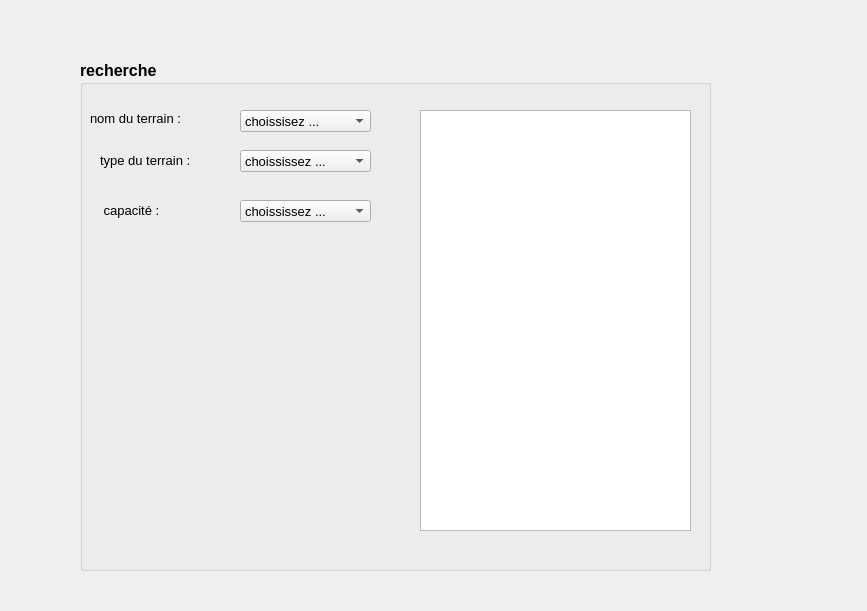
msii-esprit/Projet_CPP_2A26, file recherche.ui: the form before one commit.
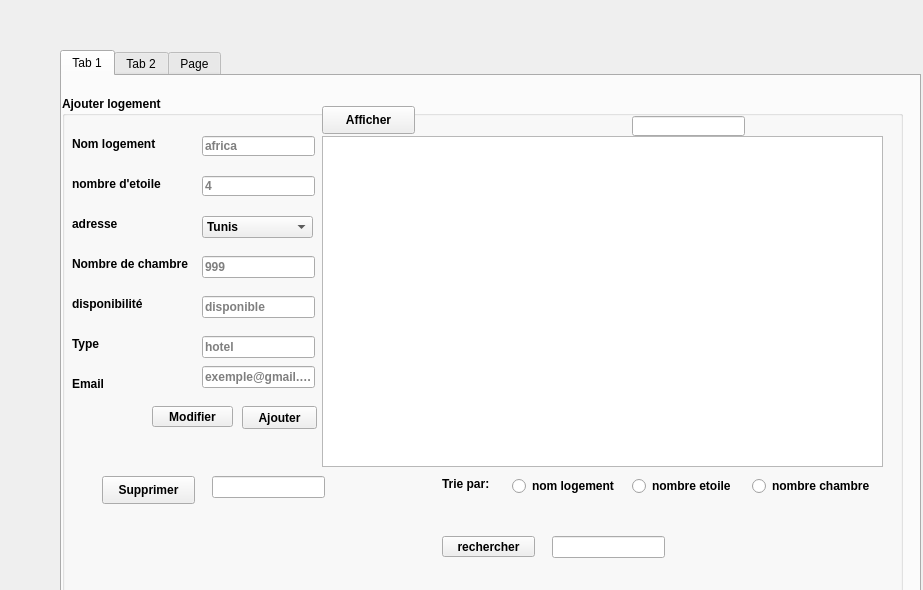
The form after the commit.

```diff
--- a/recherche.ui
+++ b/recherche.ui
@@ -6,8 +6,8 @@
    <rect>
     <x>0</x>
     <y>0</y>
-    <width>867</width>
-    <height>611</height>
+    <width>923</width>
+    <height>590</height>
    </rect>
   </property>
   <property name="windowTitle">
@@ -16,187 +16,719 @@
   <widget class="QGroupBox" name="groupBox">
    <property name="geometry">
     <rect>
-     <x>80</x>
-     <y>60</y>
-     <width>631</width>
-     <height>511</height>
+     <x>90</x>
+     <y>140</y>
+     <width>351</width>
+     <height>371</height>
     </rect>
    </property>
-   <property name="font">
-    <font>
-     <pointsize>12</pointsize>
-     <weight>75</weight>
-     <bold>true</bold>
-    </font>
-   </property>
    <property name="title">
-    <string>recherche </string>
+    <string>recherche</string>
    </property>
    <widget class="QLabel" name="label">
     <property name="geometry">
      <rect>
-      <x>20</x>
+      <x>70</x>
       <y>90</y>
-      <width>161</width>
-      <height>20</height>
+      <width>111</width>
+      <height>16</height>
      </rect>
     </property>
-    <property name="font">
-     <font>
-      <pointsize>10</pointsize>
-      <weight>50</weight>
-      <bold>false</bold>
-     </font>
-    </property>
     <property name="text">
-     <string>type du terrain :</string>
+     <string>NOM LOGEMENT</string>
+    </property>
+   </widget>
+   <widget class="QLineEdit" name="lineEdit">
+    <property name="geometry">
+     <rect>
+      <x>200</x>
+      <y>90</y>
+      <width>113</width>
+      <height>22</height>
+     </rect>
     </property>
    </widget>
    <widget class="QLabel" name="label_2">
     <property name="geometry">
      <rect>
-      <x>20</x>
-      <y>140</y>
-      <width>121</width>
-      <height>20</height>
-     </rect>
-    </property>
-    <property name="font">
-     <font>
-      <pointsize>10</pointsize>
-      <weight>50</weight>
-      <bold>false</bold>
-     </font>
-    </property>
-    <property name="text">
-     <string> capacité :</string>
-    </property>
-   </widget>
-   <widget class="QComboBox" name="comboBox">
-    <property name="geometry">
-     <rect>
-      <x>160</x>
-      <y>90</y>
-      <width>131</width>
-      <height>22</height>
-     </rect>
-    </property>
-    <property name="font">
-     <font>
-      <pointsize>10</pointsize>
-      <weight>50</weight>
-      <bold>false</bold>
-     </font>
-    </property>
-    <item>
-     <property name="text">
-      <string>choississez ...</string>
-     </property>
-    </item>
-    <item>
-     <property name="text">
-      <string>terrain foot </string>
-     </property>
-    </item>
-    <item>
-     <property name="text">
-      <string>terrain basketball</string>
-     </property>
-    </item>
-    <item>
-     <property name="text">
-      <string>piscine</string>
-     </property>
-    </item>
-   </widget>
-   <widget class="QComboBox" name="comboBox_2">
-    <property name="geometry">
-     <rect>
-      <x>160</x>
-      <y>140</y>
-      <width>131</width>
-      <height>22</height>
-     </rect>
-    </property>
-    <property name="font">
-     <font>
-      <pointsize>10</pointsize>
-      <weight>50</weight>
-      <bold>false</bold>
-     </font>
-    </property>
-    <item>
-     <property name="text">
-      <string>choississez ...</string>
-     </property>
-    </item>
-    <item>
-     <property name="text">
-      <string>50</string>
-     </property>
-    </item>
-    <item>
-     <property name="text">
-      <string>20</string>
-     </property>
-    </item>
-    <item>
-     <property name="text">
-      <string>30</string>
-     </property>
-    </item>
-   </widget>
-   <widget class="QListView" name="listView">
-    <property name="geometry">
-     <rect>
-      <x>340</x>
-      <y>50</y>
-      <width>271</width>
-      <height>421</height>
-     </rect>
-    </property>
-   </widget>
-   <widget class="QLabel" name="label_3">
-    <property name="geometry">
-     <rect>
-      <x>10</x>
-      <y>50</y>
-      <width>131</width>
+      <x>70</x>
+      <y>160</y>
+      <width>56</width>
       <height>16</height>
      </rect>
     </property>
-    <property name="font">
-     <font>
-      <pointsize>10</pointsize>
-      <weight>50</weight>
-      <bold>false</bold>
-     </font>
-    </property>
     <property name="text">
-     <string>nom du terrain :</string>
+     <string>ADRESSE</string>
     </property>
    </widget>
-   <widget class="QComboBox" name="comboBox_3">
+   <widget class="QLineEdit" name="lineEdit_2">
     <property name="geometry">
      <rect>
-      <x>160</x>
-      <y>50</y>
-      <width>131</width>
+      <x>200</x>
+      <y>160</y>
+      <width>113</width>
       <height>22</height>
      </rect>
     </property>
-    <property name="font">
-     <font>
-      <pointsize>10</pointsize>
-      <weight>50</weight>
-      <bold>false</bold>
-     </font>
-    </property>
-    <item>
-     <property name="text">
-      <string>choissisez ...</string>
+   </widget>
+  </widget>
+  <widget class="QListView" name="listView">
+   <property name="geometry">
+    <rect>
+     <x>530</x>
+     <y>150</y>
+     <width>256</width>
+     <height>361</height>
+    </rect>
+   </property>
+  </widget>
+  <widget class="QTabWidget" name="tabWidget">
+   <property name="geometry">
+    <rect>
+     <x>60</x>
+     <y>50</y>
+     <width>861</width>
+     <height>581</height>
+    </rect>
+   </property>
+   <property name="currentIndex">
+    <number>0</number>
+   </property>
+   <widget class="QWidget" name="tab">
+    <attribute name="title">
+     <string>Tab 1</string>
+    </attribute>
+    <widget class="QGroupBox" name="groupBox_2">
+     <property name="geometry">
+      <rect>
+       <x>0</x>
+       <y>20</y>
+       <width>841</width>
+       <height>511</height>
+      </rect>
      </property>
-    </item>
+     <property name="font">
+      <font>
+       <weight>75</weight>
+       <bold>true</bold>
+       <underline>false</underline>
+      </font>
+     </property>
+     <property name="title">
+      <string>Ajouter logement</string>
+     </property>
+     <widget class="QLabel" name="label_3">
+      <property name="geometry">
+       <rect>
+        <x>10</x>
+        <y>40</y>
+        <width>101</width>
+        <height>16</height>
+       </rect>
+      </property>
+      <property name="frameShape">
+       <enum>QFrame::NoFrame</enum>
+      </property>
+      <property name="frameShadow">
+       <enum>QFrame::Plain</enum>
+      </property>
+      <property name="text">
+       <string>Nom logement</string>
+      </property>
+     </widget>
+     <widget class="QLabel" name="label_4">
+      <property name="geometry">
+       <rect>
+        <x>10</x>
+        <y>80</y>
+        <width>101</width>
+        <height>16</height>
+       </rect>
+      </property>
+      <property name="text">
+       <string>nombre d'etoile</string>
+      </property>
+     </widget>
+     <widget class="QLabel" name="label_5">
+      <property name="geometry">
+       <rect>
+        <x>10</x>
+        <y>120</y>
+        <width>61</width>
+        <height>16</height>
+       </rect>
+      </property>
+      <property name="text">
+       <string>adresse</string>
+      </property>
+     </widget>
+     <widget class="QLineEdit" name="nom_logement">
+      <property name="geometry">
+       <rect>
+        <x>140</x>
+        <y>40</y>
+        <width>113</width>
+        <height>20</height>
+       </rect>
+      </property>
+      <property name="placeholderText">
+       <string>africa</string>
+      </property>
+     </widget>
+     <widget class="QLineEdit" name="nbr_etoile">
+      <property name="geometry">
+       <rect>
+        <x>140</x>
+        <y>80</y>
+        <width>113</width>
+        <height>20</height>
+       </rect>
+      </property>
+      <property name="placeholderText">
+       <string>4</string>
+      </property>
+     </widget>
+     <widget class="QLineEdit" name="se">
+      <property name="geometry">
+       <rect>
+        <x>570</x>
+        <y>20</y>
+        <width>113</width>
+        <height>20</height>
+       </rect>
+      </property>
+     </widget>
+     <widget class="QLineEdit" name="nbr_ch">
+      <property name="geometry">
+       <rect>
+        <x>140</x>
+        <y>160</y>
+        <width>113</width>
+        <height>22</height>
+       </rect>
+      </property>
+      <property name="placeholderText">
+       <string>999</string>
+      </property>
+     </widget>
+     <widget class="QLabel" name="label_6">
+      <property name="geometry">
+       <rect>
+        <x>10</x>
+        <y>160</y>
+        <width>131</width>
+        <height>16</height>
+       </rect>
+      </property>
+      <property name="text">
+       <string>Nombre de chambre</string>
+      </property>
+     </widget>
+     <widget class="QLabel" name="label_7">
+      <property name="geometry">
+       <rect>
+        <x>10</x>
+        <y>200</y>
+        <width>91</width>
+        <height>16</height>
+       </rect>
+      </property>
+      <property name="text">
+       <string>disponibilité</string>
+      </property>
+     </widget>
+     <widget class="QLabel" name="label_8">
+      <property name="geometry">
+       <rect>
+        <x>10</x>
+        <y>240</y>
+        <width>71</width>
+        <height>16</height>
+       </rect>
+      </property>
+      <property name="text">
+       <string>Type</string>
+      </property>
+     </widget>
+     <widget class="QLineEdit" name="disponibilite">
+      <property name="geometry">
+       <rect>
+        <x>140</x>
+        <y>200</y>
+        <width>113</width>
+        <height>22</height>
+       </rect>
+      </property>
+      <property name="placeholderText">
+       <string>disponible</string>
+      </property>
+     </widget>
+     <widget class="QLineEdit" name="type">
+      <property name="geometry">
+       <rect>
+        <x>140</x>
+        <y>240</y>
+        <width>113</width>
+        <height>22</height>
+       </rect>
+      </property>
+      <property name="placeholderText">
+       <string>hotel</string>
+      </property>
+     </widget>
+     <widget class="QLabel" name="label_9">
+      <property name="geometry">
+       <rect>
+        <x>10</x>
+        <y>280</y>
+        <width>71</width>
+        <height>16</height>
+       </rect>
+      </property>
+      <property name="text">
+       <string>Email</string>
+      </property>
+     </widget>
+     <widget class="QLineEdit" name="in_out">
+      <property name="geometry">
+       <rect>
+        <x>140</x>
+        <y>270</y>
+        <width>113</width>
+        <height>22</height>
+       </rect>
+      </property>
+      <property name="placeholderText">
+       <string>exemple@gmail.com</string>
+      </property>
+     </widget>
+     <widget class="QTableView" name="tab_log">
+      <property name="geometry">
+       <rect>
+        <x>260</x>
+        <y>40</y>
+        <width>561</width>
+        <height>331</height>
+       </rect>
+      </property>
+     </widget>
+     <widget class="QPushButton" name="pushButton_9">
+      <property name="geometry">
+       <rect>
+        <x>90</x>
+        <y>310</y>
+        <width>81</width>
+        <height>21</height>
+       </rect>
+      </property>
+      <property name="text">
+       <string>Modifier</string>
+      </property>
+     </widget>
+     <widget class="QPushButton" name="Supprimer">
+      <property name="geometry">
+       <rect>
+        <x>40</x>
+        <y>380</y>
+        <width>93</width>
+        <height>28</height>
+       </rect>
+      </property>
+      <property name="text">
+       <string>Supprimer</string>
+      </property>
+     </widget>
+     <widget class="QPushButton" name="bta">
+      <property name="geometry">
+       <rect>
+        <x>260</x>
+        <y>10</y>
+        <width>93</width>
+        <height>28</height>
+       </rect>
+      </property>
+      <property name="text">
+       <string>Afficher</string>
+      </property>
+     </widget>
+     <widget class="QPushButton" name="pb_ok">
+      <property name="geometry">
+       <rect>
+        <x>180</x>
+        <y>310</y>
+        <width>75</width>
+        <height>23</height>
+       </rect>
+      </property>
+      <property name="text">
+       <string>Ajouter</string>
+      </property>
+     </widget>
+     <widget class="QLineEdit" name="sup">
+      <property name="geometry">
+       <rect>
+        <x>150</x>
+        <y>380</y>
+        <width>113</width>
+        <height>22</height>
+       </rect>
+      </property>
+     </widget>
+     <widget class="QRadioButton" name="trienbetoile">
+      <property name="geometry">
+       <rect>
+        <x>570</x>
+        <y>380</y>
+        <width>121</width>
+        <height>20</height>
+       </rect>
+      </property>
+      <property name="text">
+       <string>nombre etoile</string>
+      </property>
+     </widget>
+     <widget class="QRadioButton" name="triechambre">
+      <property name="geometry">
+       <rect>
+        <x>690</x>
+        <y>380</y>
+        <width>131</width>
+        <height>20</height>
+       </rect>
+      </property>
+      <property name="text">
+       <string>nombre chambre</string>
+      </property>
+     </widget>
+     <widget class="QRadioButton" name="trielog">
+      <property name="geometry">
+       <rect>
+        <x>450</x>
+        <y>380</y>
+        <width>121</width>
+        <height>20</height>
+       </rect>
+      </property>
+      <property name="text">
+       <string>nom logement</string>
+      </property>
+     </widget>
+     <widget class="QLabel" name="label_10">
+      <property name="geometry">
+       <rect>
+        <x>380</x>
+        <y>380</y>
+        <width>56</width>
+        <height>16</height>
+       </rect>
+      </property>
+      <property name="text">
+       <string>Trie par:</string>
+      </property>
+     </widget>
+     <widget class="QLineEdit" name="cherche">
+      <property name="geometry">
+       <rect>
+        <x>490</x>
+        <y>440</y>
+        <width>113</width>
+        <height>22</height>
+       </rect>
+      </property>
+     </widget>
+     <widget class="QPushButton" name="recherche_2">
+      <property name="geometry">
+       <rect>
+        <x>380</x>
+        <y>440</y>
+        <width>93</width>
+        <height>21</height>
+       </rect>
+      </property>
+      <property name="text">
+       <string>rechercher</string>
+      </property>
+     </widget>
+     <widget class="QComboBox" name="adresse">
+      <property name="geometry">
+       <rect>
+        <x>140</x>
+        <y>120</y>
+        <width>111</width>
+        <height>22</height>
+       </rect>
+      </property>
+      <item>
+       <property name="text">
+        <string>Tunis</string>
+       </property>
+      </item>
+      <item>
+       <property name="text">
+        <string>Sousse</string>
+       </property>
+      </item>
+      <item>
+       <property name="text">
+        <string>Hamamet</string>
+       </property>
+      </item>
+      <item>
+       <property name="text">
+        <string>Bizerte</string>
+       </property>
+      </item>
+      <item>
+       <property name="text">
+        <string>Monastir</string>
+       </property>
+      </item>
+      <item>
+       <property name="text">
+        <string>Sfax</string>
+       </property>
+      </item>
+      <item>
+       <property name="text">
+        <string>Mahdia</string>
+       </property>
+      </item>
+      <item>
+       <property name="text">
+        <string>Nabeul</string>
+       </property>
+      </item>
+      <item>
+       <property name="text">
+        <string>Kairouan</string>
+       </property>
+      </item>
+      <item>
+       <property name="text">
+        <string>Gabes</string>
+       </property>
+      </item>
+      <item>
+       <property name="text">
+        <string>Tozeur</string>
+       </property>
+      </item>
+      <item>
+       <property name="text">
+        <string>Kasserine</string>
+       </property>
+      </item>
+      <item>
+       <property name="text">
+        <string>Kef</string>
+       </property>
+      </item>
+      <item>
+       <property name="text">
+        <string>Siliana</string>
+       </property>
+      </item>
+      <item>
+       <property name="text">
+        <string>Sidi Bouzid</string>
+       </property>
+      </item>
+      <item>
+       <property name="text">
+        <string>Gafsa</string>
+       </property>
+      </item>
+      <item>
+       <property name="text">
+        <string>Jandouba</string>
+       </property>
+      </item>
+      <item>
+       <property name="text">
+        <string>Tataouin</string>
+       </property>
+      </item>
+      <item>
+       <property name="text">
+        <string>Beja</string>
+       </property>
+      </item>
+     </widget>
+    </widget>
+   </widget>
+   <widget class="QWidget" name="tab_2">
+    <attribute name="title">
+     <string>Tab 2</string>
+    </attribute>
+    <widget class="QGroupBox" name="groupBox_3">
+     <property name="geometry">
+      <rect>
+       <x>10</x>
+       <y>0</y>
+       <width>851</width>
+       <height>411</height>
+      </rect>
+     </property>
+     <property name="title">
+      <string>generer facture</string>
+     </property>
+     <widget class="QLabel" name="label_11">
+      <property name="geometry">
+       <rect>
+        <x>40</x>
+        <y>90</y>
+        <width>111</width>
+        <height>16</height>
+       </rect>
+      </property>
+      <property name="text">
+       <string>Nom</string>
+      </property>
+     </widget>
+     <widget class="QLineEdit" name="cin">
+      <property name="geometry">
+       <rect>
+        <x>160</x>
+        <y>60</y>
+        <width>113</width>
+        <height>22</height>
+       </rect>
+      </property>
+     </widget>
+     <widget class="QLabel" name="label_12">
+      <property name="geometry">
+       <rect>
+        <x>40</x>
+        <y>130</y>
+        <width>56</width>
+        <height>16</height>
+       </rect>
+      </property>
+      <property name="text">
+       <string>Prenom</string>
+      </property>
+     </widget>
+     <widget class="QLineEdit" name="prenom">
+      <property name="geometry">
+       <rect>
+        <x>160</x>
+        <y>130</y>
+        <width>113</width>
+        <height>22</height>
+       </rect>
+      </property>
+     </widget>
+     <widget class="QLabel" name="label_13">
+      <property name="geometry">
+       <rect>
+        <x>40</x>
+        <y>220</y>
+        <width>81</width>
+        <height>16</height>
+       </rect>
+      </property>
+      <property name="text">
+       <string>durée(nuits) </string>
+      </property>
+     </widget>
+     <widget class="QSpinBox" name="duree">
+      <property name="geometry">
+       <rect>
+        <x>170</x>
+        <y>220</y>
+        <width>42</width>
+        <height>22</height>
+       </rect>
+      </property>
+     </widget>
+     <widget class="QLabel" name="label_14">
+      <property name="geometry">
+       <rect>
+        <x>40</x>
+        <y>60</y>
+        <width>121</width>
+        <height>16</height>
+       </rect>
+      </property>
+      <property name="text">
+       <string>numero CIN</string>
+      </property>
+     </widget>
+     <widget class="QLineEdit" name="nom">
+      <property name="geometry">
+       <rect>
+        <x>160</x>
+        <y>90</y>
+        <width>113</width>
+        <height>22</height>
+       </rect>
+      </property>
+     </widget>
+     <widget class="QLabel" name="label_15">
+      <property name="geometry">
+       <rect>
+        <x>40</x>
+        <y>160</y>
+        <width>121</width>
+        <height>16</height>
+       </rect>
+      </property>
+      <property name="text">
+       <string>Nombre du chambre</string>
+      </property>
+     </widget>
+     <widget class="QLineEdit" name="nbr">
+      <property name="geometry">
+       <rect>
+        <x>160</x>
+        <y>160</y>
+        <width>113</width>
+        <height>22</height>
+       </rect>
+      </property>
+     </widget>
+     <widget class="QPushButton" name="pushButton">
+      <property name="geometry">
+       <rect>
+        <x>200</x>
+        <y>300</y>
+        <width>241</width>
+        <height>71</height>
+       </rect>
+      </property>
+      <property name="text">
+       <string>Generer Facture PDF</string>
+      </property>
+     </widget>
+     <widget class="QTableView" name="tableView">
+      <property name="geometry">
+       <rect>
+        <x>450</x>
+        <y>20</y>
+        <width>371</width>
+        <height>321</height>
+       </rect>
+      </property>
+     </widget>
+     <widget class="QPushButton" name="add">
+      <property name="geometry">
+       <rect>
+        <x>220</x>
+        <y>260</y>
+        <width>93</width>
+        <height>28</height>
+       </rect>
+      </property>
+      <property name="text">
+       <string>ajouter</string>
+      </property>
+     </widget>
+    </widget>
+   </widget>
+   <widget class="QWidget" name="tab_3">
+    <attribute name="title">
+     <string>Page</string>
+    </attribute>
    </widget>
   </widget>
  </widget>
```
Left out of the diff: 4 changed lines with no effect on the pictures.
